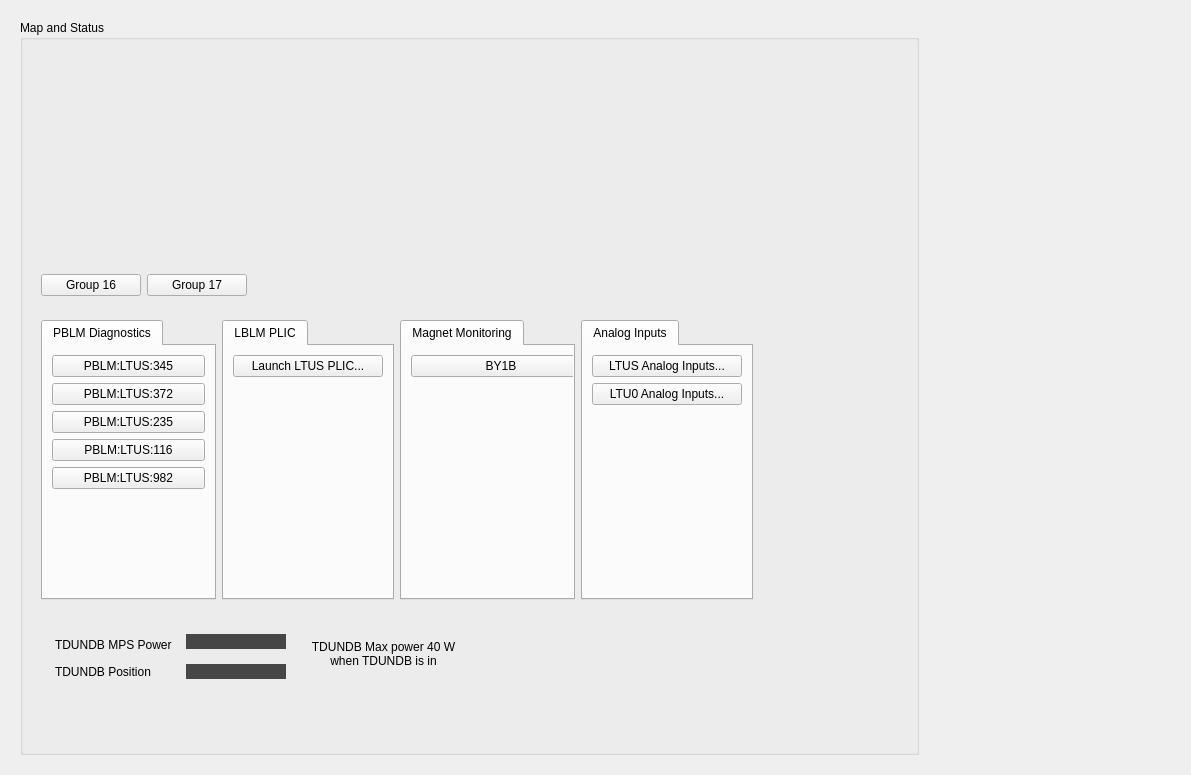
Qt form ltus_main.ui (ad-build-test/pydm-mps) before a commit.
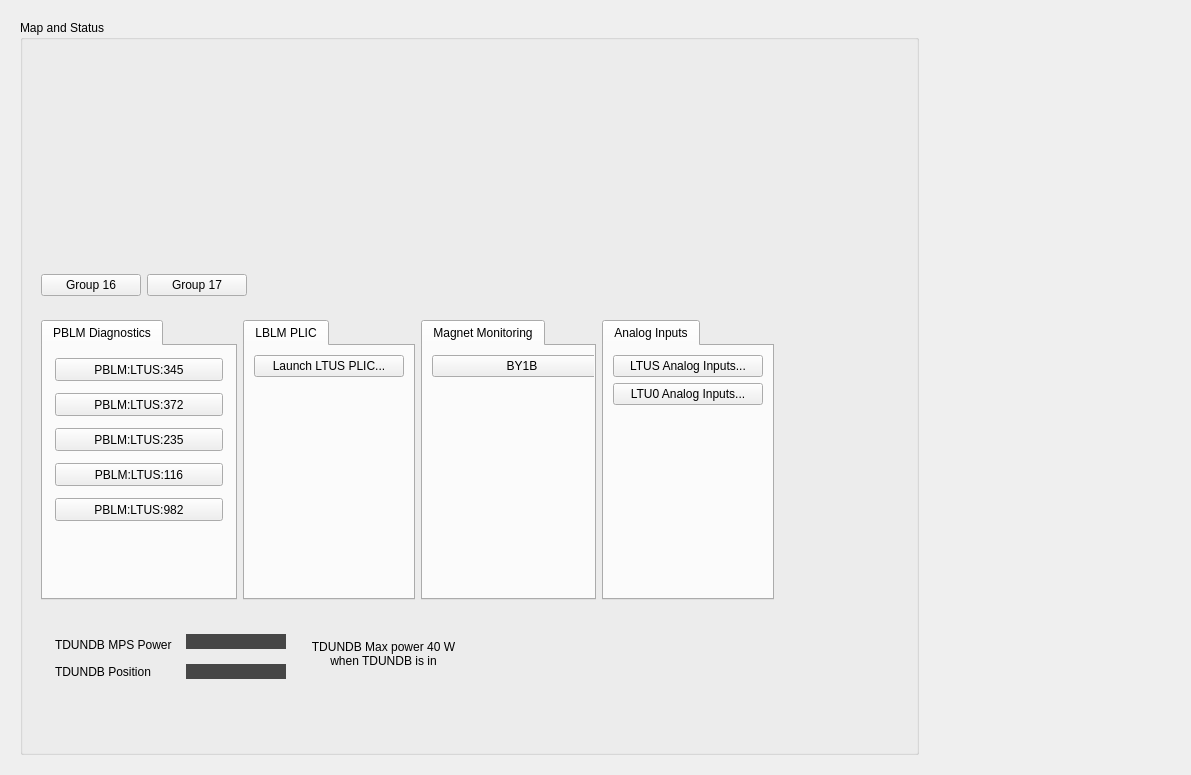
The same form after that commit. Custom widgets are drawn as their Qt base class.

Patch:
```diff
--- a/ltus_main.ui
+++ b/ltus_main.ui
@@ -245,12 +245,12 @@
            <property name="frameShadow">
             <enum>QFrame::Raised</enum>
            </property>
-           <layout class="QGridLayout" name="gridLayout_2" columnstretch="1,0,0,0,0">
+           <layout class="QGridLayout" name="gridLayout_2" columnstretch="1,1,1,1,3">
             <item row="0" column="0">
              <widget class="QTabWidget" name="tabWidget">
               <property name="maximumSize">
                <size>
-                <width>175</width>
+                <width>300</width>
                 <height>16777215</height>
                </size>
               </property>
@@ -262,78 +262,32 @@
                 <string>PBLM Diagnostics</string>
                </attribute>
                <layout class="QGridLayout" name="gridLayout_4">
-                <item row="1" column="0">
-                 <widget class="PyDMEDMDisplayButton" name="PyDMEDMDisplayButton_10">
-                  <property name="minimumSize">
-                   <size>
-                    <width>150</width>
-                    <height>20</height>
-                   </size>
-                  </property>
-                  <property name="toolTip">
-                   <string/>
-                  </property>
-                  <property name="text">
-                   <string>PBLM:LTUS:372</string>
-                  </property>
-                  <property name="filenames" stdset="0">
-                   <stringlist>
-                    <string>$EDM/bcs/bcs_pblm_status.edl</string>
-                   </stringlist>
-                  </property>
-                  <property name="titles" stdset="0">
-                   <stringlist/>
-                  </property>
-                  <property name="showIcon" stdset="0">
-                   <bool>false</bool>
-                  </property>
-                  <property name="macros" stdset="0">
-                   <stringlist>
-                    <string>BLM=PBLM:LTUS:372</string>
-                   </stringlist>
-                  </property>
-                  <property name="openInNewWindow" stdset="0">
-                   <bool>true</bool>
-                  </property>
-                 </widget>
-                </item>
-                <item row="0" column="0">
-                 <widget class="PyDMEDMDisplayButton" name="PyDMEDMDisplayButton_9">
-                  <property name="minimumSize">
-                   <size>
-                    <width>150</width>
-                    <height>20</height>
-                   </size>
-                  </property>
-                  <property name="toolTip">
-                   <string/>
-                  </property>
-                  <property name="text">
-                   <string>PBLM:LTUS:345</string>
-                  </property>
-                  <property name="filenames" stdset="0">
-                   <stringlist>
-                    <string>$EDM/bcs/bcs_pblm_status.edl</string>
-                   </stringlist>
-                  </property>
-                  <property name="titles" stdset="0">
-                   <stringlist/>
-                  </property>
-                  <property name="showIcon" stdset="0">
-                   <bool>false</bool>
-                  </property>
-                  <property name="macros" stdset="0">
-                   <stringlist>
-                    <string>BLM=PBLM:LTUS:345</string>
-                   </stringlist>
-                  </property>
-                  <property name="openInNewWindow" stdset="0">
-                   <bool>true</bool>
-                  </property>
-                 </widget>
-                </item>
                 <item row="4" column="0">
+                 <widget class="PyDMFrame" name="PyDMFrame_6">
+                  <property name="minimumSize">
+                   <size>
+                    <width>174</width>
+                    <height>29</height>
+                   </size>
+                  </property>
+                  <property name="maximumSize">
+                   <size>
+                    <width>174</width>
+                    <height>29</height>
+                   </size>
+                  </property>
+                  <property name="toolTip">
+                   <string/>
+                  </property>
                  <widget class="PyDMEDMDisplayButton" name="PyDMEDMDisplayButton_11">
+                   <property name="geometry">
+                    <rect>
+                     <x>3</x>
+                     <y>3</y>
+                     <width>168</width>
+                     <height>23</height>
+                    </rect>
+                   </property>
                   <property name="minimumSize">
                    <size>
                     <width>150</width>
@@ -366,44 +320,34 @@
                    <bool>true</bool>
                   </property>
                  </widget>
-                </item>
-                <item row="3" column="0">
-                 <widget class="PyDMEDMDisplayButton" name="PyDMEDMDisplayButton_7">
-                  <property name="minimumSize">
-                   <size>
-                    <width>150</width>
-                    <height>20</height>
-                   </size>
-                  </property>
-                  <property name="toolTip">
-                   <string/>
-                  </property>
-                  <property name="text">
-                   <string>PBLM:LTUS:116</string>
-                  </property>
-                  <property name="filenames" stdset="0">
-                   <stringlist>
-                    <string>$EDM/bcs/bcs_pblm_status.edl</string>
-                   </stringlist>
-                  </property>
-                  <property name="titles" stdset="0">
-                   <stringlist/>
-                  </property>
-                  <property name="showIcon" stdset="0">
-                   <bool>false</bool>
-                  </property>
-                  <property name="macros" stdset="0">
-                   <stringlist>
-                    <string>BLM=PBLM:LTUS:116</string>
-                   </stringlist>
-                  </property>
-                  <property name="openInNewWindow" stdset="0">
-                   <bool>true</bool>
-                  </property>
                  </widget>
                 </item>
                 <item row="2" column="0">
+                 <widget class="PyDMFrame" name="PyDMFrame_4">
+                  <property name="minimumSize">
+                   <size>
+                    <width>174</width>
+                    <height>29</height>
+                   </size>
+                  </property>
+                  <property name="maximumSize">
+                   <size>
+                    <width>174</width>
+                    <height>29</height>
+                   </size>
+                  </property>
+                  <property name="toolTip">
+                   <string/>
+                  </property>
                  <widget class="PyDMEDMDisplayButton" name="PyDMEDMDisplayButton_8">
+                   <property name="geometry">
+                    <rect>
+                     <x>3</x>
+                     <y>3</y>
+                     <width>168</width>
+                     <height>23</height>
+                    </rect>
+                   </property>
                   <property name="minimumSize">
                    <size>
                     <width>150</width>
@@ -436,6 +380,67 @@
                    <bool>true</bool>
                   </property>
                  </widget>
+                 </widget>
+                </item>
+                <item row="0" column="0">
+                 <widget class="PyDMFrame" name="PyDMFrame">
+                  <property name="minimumSize">
+                   <size>
+                    <width>174</width>
+                    <height>29</height>
+                   </size>
+                  </property>
+                  <property name="maximumSize">
+                   <size>
+                    <width>174</width>
+                    <height>29</height>
+                   </size>
+                  </property>
+                  <property name="toolTip">
+                   <string/>
+                  </property>
+                  <widget class="PyDMEDMDisplayButton" name="PyDMEDMDisplayButton_9">
+                   <property name="geometry">
+                    <rect>
+                     <x>3</x>
+                     <y>3</y>
+                     <width>168</width>
+                     <height>23</height>
+                    </rect>
+                   </property>
+                   <property name="minimumSize">
+                    <size>
+                     <width>150</width>
+                     <height>20</height>
+                    </size>
+                   </property>
+                   <property name="toolTip">
+                    <string/>
+                   </property>
+                   <property name="text">
+                    <string>PBLM:LTUS:345</string>
+                   </property>
+                   <property name="filenames" stdset="0">
+                    <stringlist>
+                     <string>$EDM/bcs/bcs_pblm_status.edl</string>
+                    </stringlist>
+                   </property>
+                   <property name="titles" stdset="0">
+                    <stringlist/>
+                   </property>
+                   <property name="showIcon" stdset="0">
+                    <bool>false</bool>
+                   </property>
+                   <property name="macros" stdset="0">
+                    <stringlist>
+                     <string>BLM=PBLM:LTUS:345</string>
+                    </stringlist>
+                   </property>
+                   <property name="openInNewWindow" stdset="0">
+                    <bool>true</bool>
+                   </property>
+                  </widget>
+                 </widget>
                 </item>
                 <item row="5" column="0">
                  <spacer name="verticalSpacer_3">
@@ -450,6 +455,126 @@
                   </property>
                  </spacer>
                 </item>
+                <item row="1" column="0">
+                 <widget class="PyDMFrame" name="PyDMFrame_2">
+                  <property name="minimumSize">
+                   <size>
+                    <width>174</width>
+                    <height>29</height>
+                   </size>
+                  </property>
+                  <property name="maximumSize">
+                   <size>
+                    <width>174</width>
+                    <height>29</height>
+                   </size>
+                  </property>
+                  <property name="toolTip">
+                   <string/>
+                  </property>
+                  <widget class="PyDMEDMDisplayButton" name="PyDMEDMDisplayButton_10">
+                   <property name="geometry">
+                    <rect>
+                     <x>3</x>
+                     <y>3</y>
+                     <width>168</width>
+                     <height>23</height>
+                    </rect>
+                   </property>
+                   <property name="minimumSize">
+                    <size>
+                     <width>150</width>
+                     <height>20</height>
+                    </size>
+                   </property>
+                   <property name="toolTip">
+                    <string/>
+                   </property>
+                   <property name="text">
+                    <string>PBLM:LTUS:372</string>
+                   </property>
+                   <property name="filenames" stdset="0">
+                    <stringlist>
+                     <string>$EDM/bcs/bcs_pblm_status.edl</string>
+                    </stringlist>
+                   </property>
+                   <property name="titles" stdset="0">
+                    <stringlist/>
+                   </property>
+                   <property name="showIcon" stdset="0">
+                    <bool>false</bool>
+                   </property>
+                   <property name="macros" stdset="0">
+                    <stringlist>
+                     <string>BLM=PBLM:LTUS:372</string>
+                    </stringlist>
+                   </property>
+                   <property name="openInNewWindow" stdset="0">
+                    <bool>true</bool>
+                   </property>
+                  </widget>
+                 </widget>
+                </item>
+                <item row="3" column="0">
+                 <widget class="PyDMFrame" name="PyDMFrame_5">
+                  <property name="minimumSize">
+                   <size>
+                    <width>174</width>
+                    <height>29</height>
+                   </size>
+                  </property>
+                  <property name="maximumSize">
+                   <size>
+                    <width>174</width>
+                    <height>29</height>
+                   </size>
+                  </property>
+                  <property name="toolTip">
+                   <string/>
+                  </property>
+                  <widget class="PyDMEDMDisplayButton" name="PyDMEDMDisplayButton_7">
+                   <property name="geometry">
+                    <rect>
+                     <x>3</x>
+                     <y>3</y>
+                     <width>168</width>
+                     <height>23</height>
+                    </rect>
+                   </property>
+                   <property name="minimumSize">
+                    <size>
+                     <width>150</width>
+                     <height>20</height>
+                    </size>
+                   </property>
+                   <property name="toolTip">
+                    <string/>
+                   </property>
+                   <property name="text">
+                    <string>PBLM:LTUS:116</string>
+                   </property>
+                   <property name="filenames" stdset="0">
+                    <stringlist>
+                     <string>$EDM/bcs/bcs_pblm_status.edl</string>
+                    </stringlist>
+                   </property>
+                   <property name="titles" stdset="0">
+                    <stringlist/>
+                   </property>
+                   <property name="showIcon" stdset="0">
+                    <bool>false</bool>
+                   </property>
+                   <property name="macros" stdset="0">
+                    <stringlist>
+                     <string>BLM=PBLM:LTUS:116</string>
+                    </stringlist>
+                   </property>
+                   <property name="openInNewWindow" stdset="0">
+                    <bool>true</bool>
+                   </property>
+                  </widget>
+                 </widget>
+                </item>
                </layout>
               </widget>
              </widget>
```
Lines whose indentation alone changed are shown as unchanged.
